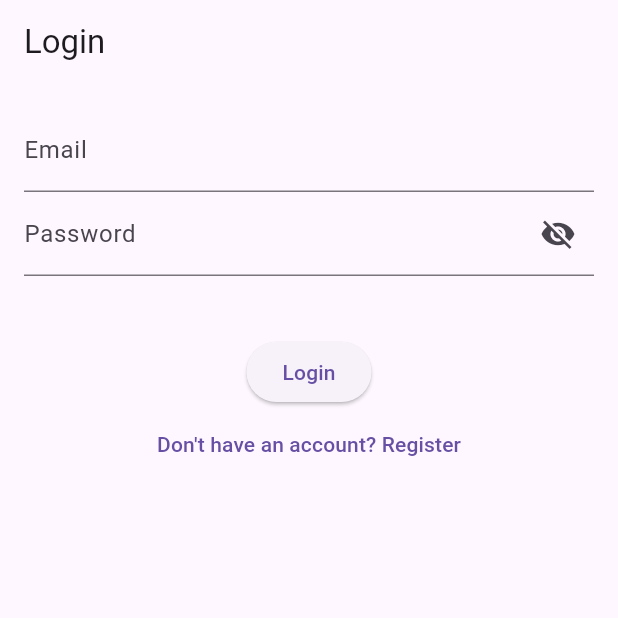
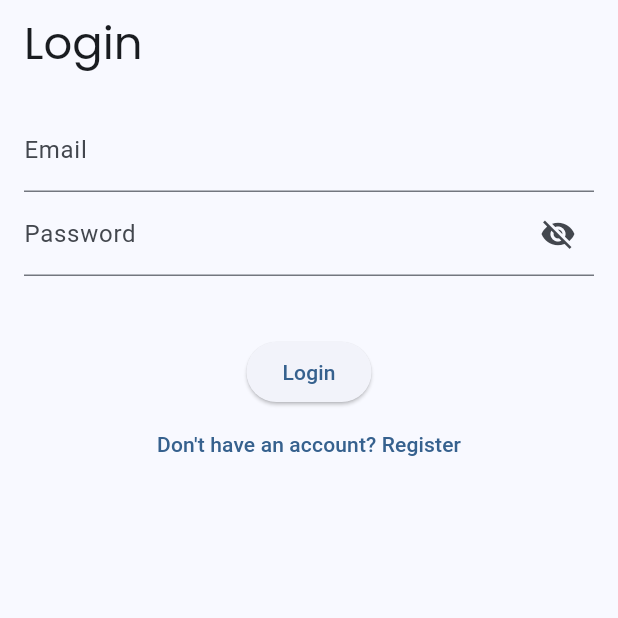
Before and after one commit to BojanaMarojevikj/ExpiRemind, a Flutter app: the screen it shows after launch, on a phone screen of 412 x 824 dp, the top half of it. Run offline on Flutter 3.47's test engine with Material 3 defaults, Android fonts, the phone set to English and light mode, and no system bars; our stand-ins replace cloud_firestore, envied, firebase_auth, firebase_core, google_fonts; accounts and stored records are empty; generated files the repository leaves out were written again.

Commit message:
changed theme color and font

```diff
--- a/lib/main.dart
+++ b/lib/main.dart
@@ -3,6 +3,7 @@ import 'package:expiremind/presentation/screens/login_screen.dart';
 import 'package:expiremind/presentation/screens/recipes_screen.dart';
 import 'package:firebase_auth/firebase_auth.dart';
 import 'package:flutter/material.dart';
+import 'package:google_fonts/google_fonts.dart';
 
 import 'presentation/screens/prepare_screen.dart';
 import 'package:firebase_core/firebase_core.dart';
@@ -25,7 +26,7 @@ class MyApp extends StatefulWidget {
 class _MyAppState extends State<MyApp> {
   int _selectedIndex = 0;
   final List<Widget> _screens = [
-    InventoryScreen(),
+    const InventoryScreen(),
     PrepareScreen(),
     RecipesScreen()
   ];
@@ -39,14 +40,45 @@ class _MyAppState extends State<MyApp> {
 
   @override
   Widget build(BuildContext context) {
+    MaterialColor customColor = const MaterialColor(0xFF2196F3, {
+      50: Color(0xFFE3F2FD),
+      100: Color(0xFFBBDEFB),
+      200: Color(0xFF90CAF9),
+      300: Color(0xFF64B5F6),
+      400: Color(0xFF42A5F5),
+      500: Color(0xFF2196F3),
+      600: Color(0xFF1E88E5),
+      700: Color(0xFF1976D2),
+      800: Color(0xFF1565C0),
+      900: Color(0xFF0D47A1),
+    });
+
     return MaterialApp(
       title: 'ExpiRemind',
-      theme: ThemeData(),
+      theme: ThemeData(
+        useMaterial3: true,
+        colorScheme: ColorScheme.fromSeed(
+          seedColor: customColor,
+          brightness: Brightness.light,
+        ),
+
+        textTheme: TextTheme(
+          displayLarge: const TextStyle(
+            fontSize: 30,
+            fontWeight: FontWeight.bold,
+          ),
+          titleLarge: GoogleFonts.poppins(
+            fontSize: 30,
+          ),
+          bodyMedium: GoogleFonts.poppins(),
+          displaySmall: GoogleFonts.poppins(),
+        ),
+      ),
       home: StreamBuilder<User?>(
         stream: FirebaseAuth.instance.authStateChanges(),
         builder: (context, snapshot) {
           if (snapshot.connectionState == ConnectionState.waiting) {
-            return Center(child: CircularProgressIndicator());
+            return const Center(child: CircularProgressIndicator());
           }
           if (snapshot.hasData) {
             return Scaffold(
```
